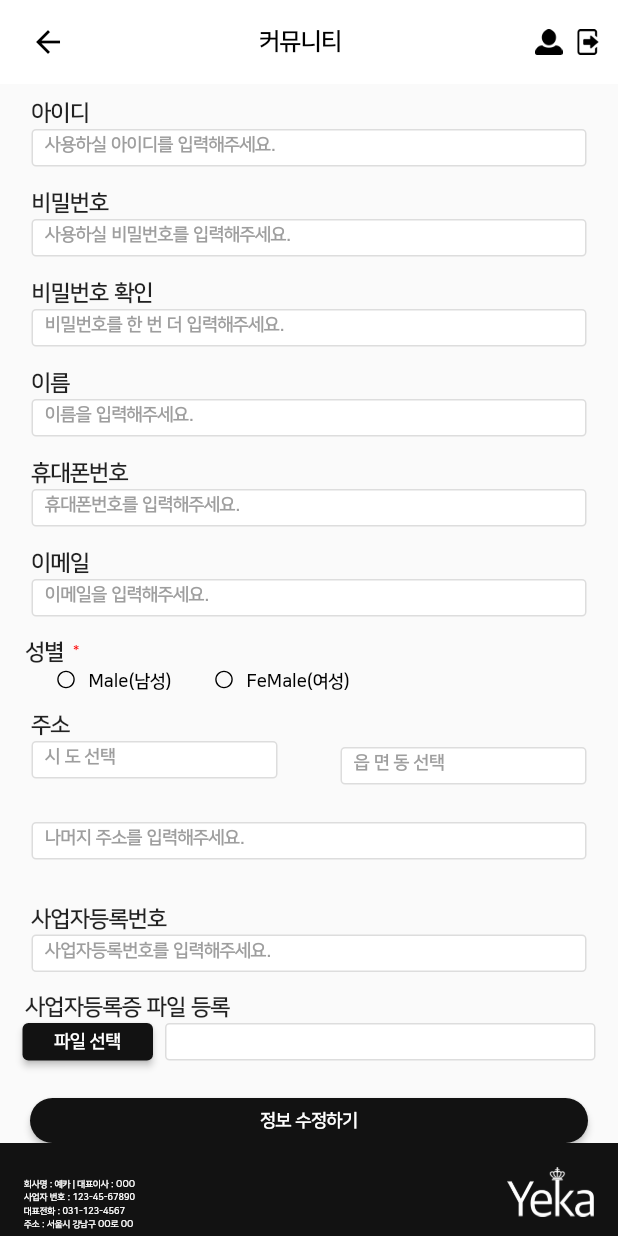
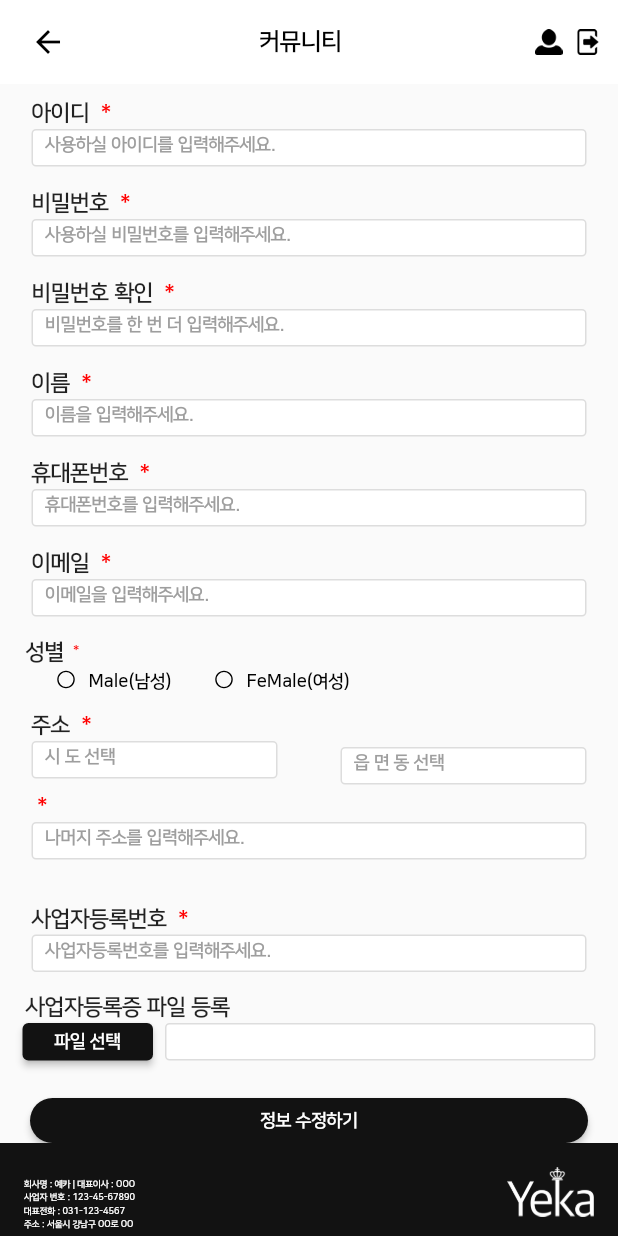
Before and after one commit to Aaron-Han-0523/yeka, a Flutter app: the MyPageUpdateScreen screen opened directly, after a tap on "파일 선택", on a phone screen of 412 x 824 dp. Run offline on Flutter 3.47's test engine with Material 2 defaults, Android fonts, the phone set to English and light mode, and no system bars; our stand-ins replace carousel_slider, connectivity, country_code_picker, dio, dropdown_button2, file_picker and 15 more; missing offline and left inert: connectivity_for_web, flutter_downloader, flutter_keyboard_visibility_web, image_picker_for_web, images_picker, kpostal and 2 more; accounts and stored records are empty; network calls fail.

Commit message:
YEKA-009 John 공통코드 수정

```diff
--- a/lib/view/basewidget/button/custom_elevated_button.dart
+++ b/lib/view/basewidget/button/custom_elevated_button.dart
@@ -6,6 +6,7 @@ class CustomElevatedButton extends StatelessWidget {
   final Color backgroundColor;
   final Color textColor;
   final Widget child;
+  final EdgeInsets padding;
 
   CustomElevatedButton({
     @required this.onTap,
@@ -13,6 +14,7 @@ class CustomElevatedButton extends StatelessWidget {
     this.backgroundColor = const Color(0XFF121212),
     this.textColor,
     this.child,
+    this.padding = const EdgeInsets.fromLTRB(20, 0, 20, 0),
   });
 
   @override
@@ -20,7 +22,7 @@ class CustomElevatedButton extends StatelessWidget {
     return Container(
       height: 30,
       child: Padding(
-        padding: const EdgeInsets.fromLTRB(20, 0, 20, 0), // 20, 38.5, 20, 0
+        padding: padding, // 20, 38.5, 20, 0
         child: ElevatedButton(
           style: ElevatedButton.styleFrom(
         // textStyle: const TextStyle(
--- a/lib/view/basewidget/textfield/custom_label_textfield.dart
+++ b/lib/view/basewidget/textfield/custom_label_textfield.dart
@@ -84,13 +84,13 @@ class CustomLabelTextField extends StatelessWidget {
                       fontSize: 15,
                     ),
                   ),
-                  // Text(
-                  //   essentialLabelText,
-                  //   style: TextStyle(
-                  //     color: Color(0xffff0000),
-                  //     fontSize: 15,
-                  //   ),
-                  // ),
+                  Text(
+                    essentialLabelText,
+                    style: TextStyle(
+                      color: Color(0xffff0000),
+                      fontSize: 15,
+                    ),
+                  ),
                 ],
               ),
             ),
--- a/lib/view/screen/consultant/consultant_menu_tab.dart
+++ b/lib/view/screen/consultant/consultant_menu_tab.dart
@@ -1,7 +1,7 @@
 import 'package:flutter/material.dart';
 import 'package:yeka/view/basewidget/button/custom_elevated_button.dart';
 
-import '../../basewidget/button/custom_elevated_button_small.dart';
+import '../../basewidget/button/custom_elevated_button.dart';
 import 'consultant_reserve_screen.dart';
 
 class ConsultantMenuWidget extends StatefulWidget {
@@ -79,7 +79,8 @@ class _ConsultantMenuWidgetState extends State<ConsultantMenuWidget>
                   padding: const EdgeInsets.fromLTRB(15, 0, 0, 0),
                   child: Container(
                     width: 73,
-                    child: CustomElevatedButton_SMALL(
+                    child: CustomElevatedButton(
+                      padding: const EdgeInsets.fromLTRB(0, 0, 0, 0),
                       onTap: () {
                         Navigator.push(
                             context,
--- a/lib/view/screen/mypage/mypage_update_screen.dart
+++ b/lib/view/screen/mypage/mypage_update_screen.dart
@@ -12,12 +12,10 @@ import '../../basewidget/textfield/custom_label_textfield.dart';
 
 class MyPageUpdateScreen extends StatefulWidget {
   @override
-  State<MyPageUpdateScreen> createState() =>
-      _MyPageUpdateScreenState();
+  State<MyPageUpdateScreen> createState() => _MyPageUpdateScreenState();
 }
 
-class _MyPageUpdateScreenState
-    extends State<MyPageUpdateScreen> {
+class _MyPageUpdateScreenState extends State<MyPageUpdateScreen> {
   final ScrollController _scrollController = ScrollController();
 
   TextEditingController _firstNameController = TextEditingController();
@@ -45,68 +43,57 @@ class _MyPageUpdateScreenState
                     children: [
                       Column(
                         children: [
-                          SizedBox(
-                              height: Dimensions.PADDING_SIZE_EXTRA_SMALL),
-
+                          SizedBox(height: Dimensions.PADDING_SIZE_EXTRA_SMALL),
                           CustomLabelTextField(
                             controller: _firstNameController,
                             labelText: "${getTranslated('ID', context)} ",
                             essentialLabelText: " *",
                             hintText: "${getTranslated('HINT_ID', context)}",
                           ),
-
                           SizedBox(height: Dimensions.PADDING_SIZE_SMALL),
-
                           CustomLabelTextField(
                             controller: _firstNameController,
                             labelText: "${getTranslated('PW', context)} ",
                             essentialLabelText: " *",
                             hintText: "${getTranslated('HINT_PW', context)}",
                           ),
-
                           SizedBox(height: Dimensions.PADDING_SIZE_SMALL),
-
                           CustomLabelTextField(
                             controller: _firstNameController,
-                            labelText: "${getTranslated('CONFIRM_PW', context)} ",
+                            labelText:
+                                "${getTranslated('CONFIRM_PW', context)} ",
                             essentialLabelText: " *",
-                            hintText: "${getTranslated('HINT_CONFIRM_PW', context)}",
+                            hintText:
+                                "${getTranslated('HINT_CONFIRM_PW', context)}",
                           ),
-
                           SizedBox(height: Dimensions.PADDING_SIZE_SMALL),
-
                           CustomLabelTextField(
                             controller: _firstNameController,
                             labelText: "${getTranslated('NAME', context)} ",
                             essentialLabelText: " *",
                             hintText: "${getTranslated('HINT_NAME', context)}",
                           ),
-
                           SizedBox(height: Dimensions.PADDING_SIZE_SMALL),
-
                           CustomLabelTextField(
                             controller: _firstNameController,
                             labelText: "${getTranslated('PHONE', context)} ",
                             essentialLabelText: " *",
                             hintText: "${getTranslated('HINT_PHONE', context)}",
                           ),
-
                           SizedBox(height: Dimensions.PADDING_SIZE_SMALL),
-
                           CustomLabelTextField(
                             controller: _firstNameController,
                             labelText: "${getTranslated('EMAIL', context)} ",
                             essentialLabelText: " *",
                             hintText: "${getTranslated('HINT_EMAIL', context)}",
                           ),
-
                           SizedBox(height: Dimensions.PADDING_SIZE_SMALL),
-
                           Container(
                             margin: EdgeInsets.only(
                                 left: Dimensions.MARGIN_SIZE_DEFAULT,
                                 right: Dimensions.MARGIN_SIZE_DEFAULT),
-                            padding: const EdgeInsets.fromLTRB(2.0, 4.0, 16.0, 2.0),
+                            padding:
+                                const EdgeInsets.fromLTRB(2.0, 4.0, 16.0, 2.0),
                             child: Column(
                               children: [
                                 Row(
@@ -130,70 +117,71 @@ class _MyPageUpdateScreenState
                                   children: [
                                     CustomSmallRadioButton(
                                         value: radioButton,
-                                        text: "${getTranslated('MALE', context)}"),
+                                        text:
+                                            "${getTranslated('MALE', context)}"),
                                     CustomSmallRadioButton(
                                         value: radioButton,
-                                        text: "${getTranslated('FEMALE', context)}"),
+                                        text:
+                                            "${getTranslated('FEMALE', context)}"),
                                   ],
                                 ),
                               ],
                             ),
                           ),
-
                           Row(
                             children: [
                               Expanded(
                                 child: CustomLabelTextField(
                                   controller: _firstNameController,
-                                  labelText: "${getTranslated('ADDRESS', context)} ",
+                                  labelText:
+                                      "${getTranslated('ADDRESS', context)} ",
                                   essentialLabelText: " *",
-                                  hintText: "${getTranslated('SELECT_CITY', context)}",
+                                  hintText:
+                                      "${getTranslated('SELECT_CITY', context)}",
                                 ),
                               ),
                               Expanded(
                                 child: Padding(
-                                  padding: const EdgeInsets.fromLTRB(0, 8, 0, 0),
+                                  padding:
+                                      const EdgeInsets.fromLTRB(0, 8, 0, 0),
                                   child: CustomLabelTextField(
                                     controller: _firstNameController,
                                     labelText: "",
                                     essentialLabelText: "",
-                                    hintText: "${getTranslated('SELECT_DISTINCT', context)}",
+                                    hintText:
+                                        "${getTranslated('SELECT_DISTINCT', context)}",
                                   ),
                                 ),
                               ),
                             ],
                           ),
-
                           CustomLabelTextField(
                             controller: _firstNameController,
                             // labelText: "${getTranslated('ETC_ADDRESS', context)} ",
-                            // essentialLabelText: " *",
-                            hintText: "${getTranslated('ETC_ADDRESS', context)}",
+                            essentialLabelText: " *",
+                            hintText:
+                                "${getTranslated('ETC_ADDRESS', context)}",
                           ),
-
-
                           SizedBox(
                             height: Dimensions.PADDING_SIZE_EXTRA_LARGE,
                           ),
-
                           CustomLabelTextField(
                             controller: _firstNameController,
                             labelText:
-                            "${getTranslated('COMPANY_REGISTRATION_NUMBER', context)} ",
-                            // essentialLabelText: " *",
+                                "${getTranslated('COMPANY_REGISTRATION_NUMBER', context)} ",
+                            essentialLabelText: " *",
                             hintText:
-                            "${getTranslated('HINT_COMPANY_REGISTRATION_NUMBER', context)}",
+                                "${getTranslated('HINT_COMPANY_REGISTRATION_NUMBER', context)}",
                           ),
                           SizedBox(height: Dimensions.PADDING_SIZE_SMALL),
                           CustomLabelTextFieldUploadButton(
                               labelText:
-                              "${getTranslated('COMPANY_REGISTRATION_NUMBER_FILE_ENROLL', context)}"),
-
+                                  "${getTranslated('COMPANY_REGISTRATION_NUMBER_FILE_ENROLL', context)}"),
                           SizedBox(
                             height: Dimensions.PADDING_SIZE_EXTRA_LARGE,
                           ),
-
-                          CustomElevatedButton(onTap: () {}, buttonText: "정보 수정하기")
+                          CustomElevatedButton(
+                              onTap: () {}, buttonText: "정보 수정하기")
                         ],
                       ),
                       FooterPage(),
```
Also changed, not shown: lib/view/basewidget/button/custom_elevated_button_small.dart (deleted, +0 -51 lines), lib/view/basewidget/dropdown/CustomDropdownButton2.dart (+11 -4 lines).
